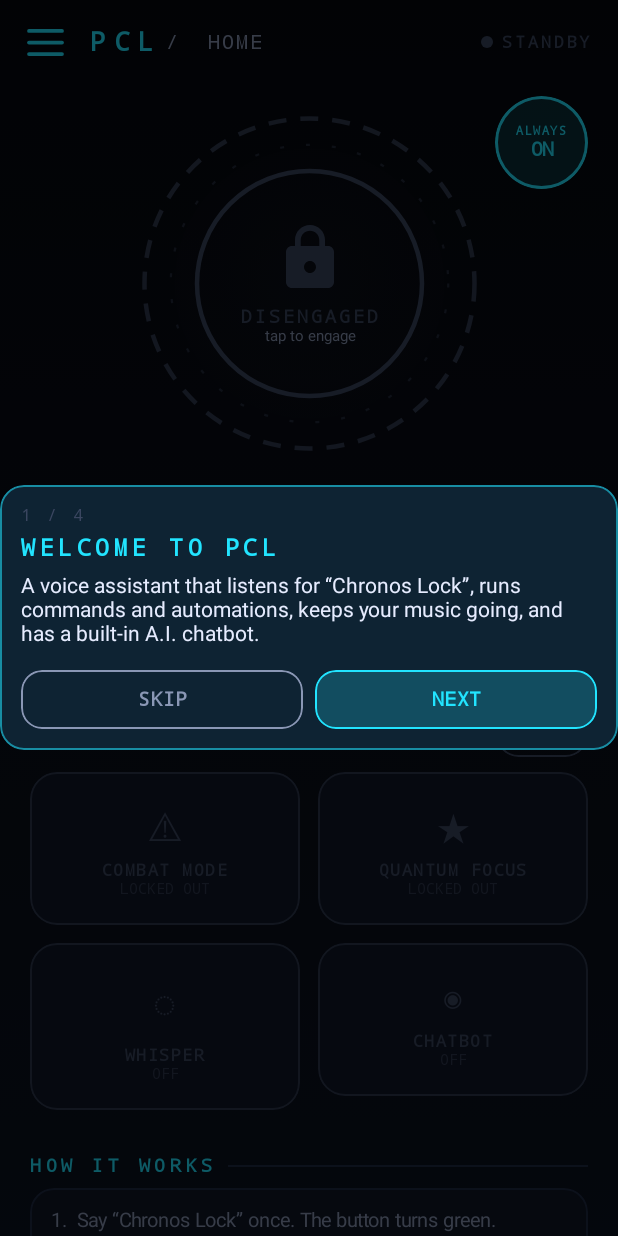
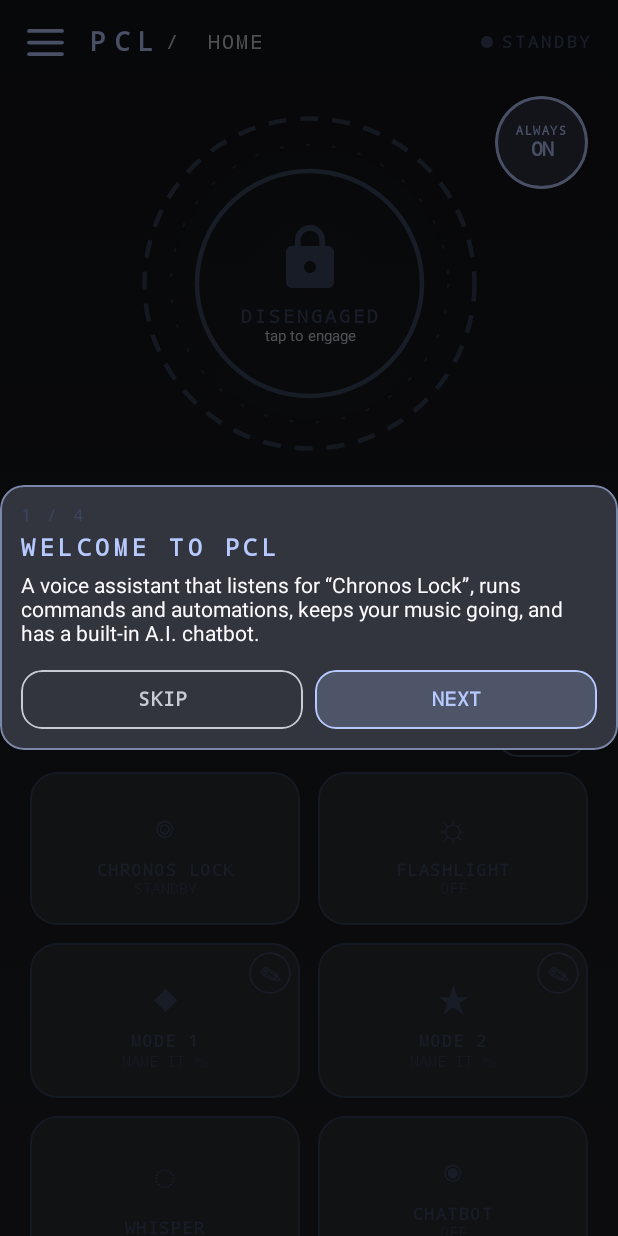
Before and after one commit to PCLStudios/PCL, an Android app built with Jetpack Compose: the screen it shows after launch (MainActivity), on a phone screen of 412 x 824 dp. Run offline under Robolectric (Android 15) with nearby library versions, the phone set to English and light mode, and no system bars; our stand-ins replace AdMob; libraries missing offline, so code that uses them is left out: org.vosk; pictures from the network do not load; 3 statements that could not run were skipped.

Commit message:
v0.6.0 launch

```diff
--- a/app/src/main/AndroidManifest.xml
+++ b/app/src/main/AndroidManifest.xml
@@ -31,6 +31,10 @@
         android:label="@string/app_name"
         android:theme="@style/Theme.PCL">
 
+        <meta-data
+            android:name="com.google.android.gms.ads.APPLICATION_ID"
+            android:value="ca-app-pub-8535931150252475~3626608488" />
+
         <activity
             android:name=".MainActivity"
             android:exported="true"
--- a/app/src/main/java/com/pcl/chronoslock/ChronosEngine.kt
+++ b/app/src/main/java/com/pcl/chronoslock/ChronosEngine.kt
@@ -26,8 +26,8 @@ import java.util.Locale
 
 enum class Phase { STANDBY, LISTENING, SPEAKING, THINKING }
 enum class Screen(val label: String, val glyph: String) {
-    HOME("HOME", "◎"), EYE("CHATBOT", "◉"), FLOWS("PROGRAMS", "⚡"), NOTES("NOTES", "✎"), HELP("COMMANDS", "☰"),
-    GUIDE("GUIDE", "?"), STYLE("STYLE", "✦"), VOICE("VOICE", "♪"), SYSTEM("SYSTEM", "⚙");
+    HOME("HOME", "◎"), EYE("CHATBOT", "◉"), FLOWS("PROGRAMS", "◈"), NOTES("NOTES", "✎"), HELP("COMMANDS", "☰"),
+    GUIDE("GUIDE", "?"), STYLE("STYLE", "✦"), VOICE("VOICE", "♪"), SYSTEM("SYSTEM", "⚙"), ABOUT("ABOUT", "ⓘ");
     /** The chatbot screen shows the user's own name for it. */
     val title: String get() = if (this == EYE) Names.eye.uppercase(Locale.US) else label
 }
@@ -135,6 +135,7 @@ object ChronosEngine {
         ctx = context.applicationContext
         prefs = ctx!!.getSharedPreferences("pcl", Context.MODE_PRIVATE)
         loadPrefs()
+        Credits.announce()
         VoskMic.init(ctx!!)
         showIntro.value = !prefs.getBoolean("intro_done", false)
         // programs that run when these switch on/off
@@ -153,6 +154,7 @@ object ChronosEngine {
         keepMusic.value = prefs.getBoolean("keepMusic", true)
         voskOn.value = prefs.getBoolean("voskOn", true)
         Flows.init(prefs)
+        Pass.init(prefs)
         Names.init(prefs)
         Pal.init(prefs)
         HomeLayout.load(prefs)
@@ -172,7 +174,7 @@ object ChronosEngine {
     /** Settings as JSON text (the API key is left out on purpose so a shared backup never leaks it). */
     fun exportSettings(): String {
         val o = JSONObject()
-        for ((k, v) in prefs.all) { if (k == "aiKey" || k == "intro_done") continue; o.put(k, v) }
+        for ((k, v) in prefs.all) { if (k == "aiKey" || k == "intro_done" || k == "pass_until" || k == "ads_test") continue; o.put(k, v) }
         return o.toString()
     }
 
@@ -182,7 +184,7 @@ object ChronosEngine {
         if (o.length() == 0) return "The backup is empty."
         val ed = prefs.edit()
         for (k in o.keys()) {
-            if (k == "aiKey") continue
+            if (k == "aiKey" || k == "pass_until" || k == "ads_test" || k == "intro_done") continue
             if (k == "pitch" || k == "rate") { ed.putFloat(k, o.optDouble(k, 1.0).toFloat()); continue }
             when (val v = o.get(k)) {
                 is Boolean -> ed.putBoolean(k, v)
@@ -319,7 +321,12 @@ object ChronosEngine {
                 .thenByDescending { it.quality })
         voices.value = en.map { VoiceOpt(it.name, label(it)) }
         val saved = prefs.getString("voice", null)
-        (en.firstOrNull { it.name == saved } ?: en.firstOrNull())?.let { applyVoice(it) }
+        // default voice: Google's "iob" network voice (en-us-x-iob-network), chosen once; after that the user's own pick wins
+        val iob = en.firstOrNull { it.name.contains("x-iob-network", true) } ?: en.firstOrNull { it.name.contains("x-iob", true) }
+        val pick = if (!prefs.getBoolean("voice_iob_v6", false) && iob != null) {
+            prefs.edit().putBoolean("voice_iob_v6", true).apply(); iob
+        } else en.firstOrNull { it.name == saved } ?: iob ?: en.firstOrNull()
+        pick?.let { applyVoice(it) }
         t.setOnUtteranceProgressListener(object : UtteranceProgressListener() {
             override fun onStart(id: String?) {}
             override fun onDone(id: String?) { main.post { if (id == "pcl$utt" && speaking) finishSpeaking() } }
--- /dev/null
+++ b/app/src/main/java/com/pcl/chronoslock/Credits.kt
@@ -0,0 +1,11 @@
+package com.pcl.chronoslock
+
+import android.util.Base64
+import android.util.Log
+
+/** The developer signature. Stored encoded, decoded at runtime for the About page and the log. */
+object Credits {
+    private const val SIG = "UENMIFN0dWRpb3MgfCBQcm9qZWN0IENocm9ub3MgTG9jayB8IGJ1aWx0IGJ5IFBDTCwgZm9yIHBlb3BsZSB3aG8gdGFsayB0byB0aGVpciBwaG9uZXM="
+    fun signature(): String = runCatching { String(Base64.decode(SIG, Base64.DEFAULT)) }.getOrDefault("PCL Studios")
+    fun announce() { Log.i("PCL", signature()) }
+}
--- a/app/src/main/java/com/pcl/chronoslock/MainActivity.kt
+++ b/app/src/main/java/com/pcl/chronoslock/MainActivity.kt
@@ -65,6 +65,7 @@ class MainActivity : ComponentActivity() {
     override fun onCreate(savedInstanceState: Bundle?) {
         super.onCreate(savedInstanceState)
         ChronosEngine.init(this)
+        Ads.start(this)
         setContent { PclApp() }
     }
 
@@ -144,6 +145,7 @@ fun PclApp() {
                             Screen.STYLE -> StyleScreen()
                             Screen.VOICE -> VoiceScreen()
                             Screen.SYSTEM -> SystemScreen()
+                            Screen.ABOUT -> AboutScreen()
                         }
                     }
                 }
@@ -222,6 +224,6 @@ private fun SidePanel(current: Screen, onPick: (Screen) -> Unit) {
             Chip(if (locked) "DISENGAGE" else "ENGAGE", locked, C.Green) { ChronosEngine.toggleLock() }
         }
         Spacer(Modifier.height(14.dp))
-        Text2("v0.5.0 · ${Commands.all.size} commands", C.Dim, 11)
+        Text2("v0.6.0 · ${Commands.all.size} commands", C.Dim, 11)
     }
 }
--- a/app/src/main/java/com/pcl/chronoslock/Screens2.kt
+++ b/app/src/main/java/com/pcl/chronoslock/Screens2.kt
@@ -266,7 +266,7 @@ fun SystemScreen() {
         SectionLabel("RESET")
         PillButton("DISENGAGE EVERYTHING", C.Red, modifier = Modifier.fillMaxWidth()) { ChronosEngine.allOff() }
         Spacer(Modifier.height(16.dp))
-        Text2("PCL v0.5.0 · ${Commands.all.size} commands", C.Dim, 11)
+        Text2("PCL v0.6.0 · ${Commands.all.size} commands", C.Dim, 11)
         Spacer(Modifier.height(24.dp))
     }
 }
--- a/app/src/main/java/com/pcl/chronoslock/Screens4.kt
+++ b/app/src/main/java/com/pcl/chronoslock/Screens4.kt
@@ -189,6 +189,7 @@ fun StyleScreen() {
                 Chip("OFF", false) {}
             }
         }
+        BannerAd()
         Spacer(Modifier.height(24.dp))
     }
 }
--- a/app/src/main/java/com/pcl/chronoslock/Theme.kt
+++ b/app/src/main/java/com/pcl/chronoslock/Theme.kt
@@ -117,7 +117,7 @@ object Pal {
         accentIdx = p.getInt("th_accent", 0).coerceIn(0, ACCENTS.lastIndex)
         fontIdx = p.getInt("th_font", 0).coerceIn(0, FONTS.lastIndex)
         glass = p.getBoolean("th_glass", false)
-        dynamic = p.getBoolean("th_dynamic", false)
+        dynamic = p.getBoolean("th_dynamic", true) && dynamicSupported
         anim = p.getBoolean("th_anim", true)
     }
 
--- a/app/src/main/java/com/pcl/chronoslock/Widgets.kt
+++ b/app/src/main/java/com/pcl/chronoslock/Widgets.kt
@@ -53,7 +53,7 @@ class WDef(val id: String, val glyph: String, val title: () -> String, val about
 class WState(val sub: String, val active: Boolean, val accent: Color)
 
 object HomeLayout {
-    val DEFAULT = listOf("combat", "quantum", "whisper", "eye")
+    val DEFAULT = listOf("lock", "torch", "combat", "quantum", "whisper", "eye")
     val ids = mutableStateListOf<String>()
     var editing by mutableStateOf(false)
     private var prefs: SharedPreferences? = null
@@ -66,7 +66,12 @@ object HomeLayout {
     }
     private fun save() { prefs?.edit()?.putString("home_widgets", ids.joinToString(","))?.apply() }
     fun remove(id: String) { ids.remove(id); save() }
-    fun add(id: String) { if (id !in ids) { ids.add(id); save() } }
+    /** @return false when the free limit of widgets is reached (a Power Pass lifts it). */
+    fun add(id: String): Boolean {
+        if (id in ids) return true
+        if (ids.size >= Pass.FREE_WIDGETS && !Pass.active) return false
+        ids.add(id); save(); return true
+    }
     fun move(id: String, dir: Int) {
         val i = ids.indexOf(id); val j = i + dir
         if (i < 0 || j < 0 || j >= ids.size) return
@@ -77,8 +82,9 @@ object HomeLayout {
 
 object Widgets {
     val ALL = listOf(
-        WDef("combat", "⚠", { Names.combat.uppercase(Locale.US) }, "Turns your combat mode on or off (runs its PROGRAM)."),
-        WDef("quantum", "★", { Names.quantum.uppercase(Locale.US) }, "Turns your focus mode on or off (runs its PROGRAM)."),
+        WDef("lock", "◎", { "CHRONOS LOCK" }, "Engage or disengage Chronos Lock with one tap, like the big button."),
+        WDef("combat", "◆", { if (Names.isDefault(Names.combat, Names.D_COMBAT)) "MODE 1" else Names.combat.uppercase(Locale.US) }, "Turns your combat mode on or off (runs its PROGRAM)."),
+        WDef("quantum", "★", { if (Names.isDefault(Names.quantum, Names.D_QUANTUM)) "MODE 2" else Names.quantum.uppercase(Locale.US) }, "Turns your focus mode on or off (runs its PROGRAM)."),
         WDef("whisper", "◌", { "WHISPER" }, "Listen harder for quiet speech."),
         WDef("eye", "◉", { Names.eye.uppercase(Locale.US) }, "Open or close the online chatbot."),
         WDef("torch", "☼", { "FLASHLIGHT" }, "Phone flashlight."),
@@ -88,11 +94,11 @@ object Widgets {
         WDef("volup", "+", { "VOLUME UP" }, "Raise media volume."),
         WDef("voldown", "−", { "VOLUME DOWN" }, "Lower media volume."),
         WDef("mute", "∅", { "MUTE" }, "Mute or unmute media."),
-        WDef("timer5", "⏱", { "5 MIN TIMER" }, "Start a five minute timer."),
+        WDef("timer5", "◔", { "5 MIN TIMER" }, "Start a five minute timer."),
         WDef("hush", "■", { "HUSH" }, "Stop her talking."),
         WDef("keepmusic", "♪", { "KEEP MUSIC" }, "Try to keep music playing while she listens."),
         WDef("notes", "✎", { "NOTES" }, "Open your notes."),
-        WDef("programs", "⚡", { "PROGRAMS" }, "Open the program editor."),
+        WDef("programs", "◈", { "PROGRAMS" }, "Open the program editor."),
         WDef("style", "✦", { "STYLE" }, "Themes, colours, fonts and names."),
         WDef("guide", "?", { "GUIDE" }, "Setup guide and help."),
         WDef("battery", "▮", { "BATTERY" }, "Battery level. Tap to hear it."),
@@ -121,6 +127,7 @@ object Widgets {
         var tick by remember { mutableStateOf(0) }
         if (id == "battery" || id == "clock") LaunchedEffect(id) { while (true) { delay(15_000); tick++ } }
         return when (id) {
+            "lock" -> WState(if (locked) "ENGAGED" else "STANDBY", locked, C.Green)
             "combat" -> WState(if (combat) "ACTIVE" else if (locked) "OFFLINE" else "LOCKED OUT", combat, C.Red)
             "quantum" -> WState(if (quantum) "ACTIVE" else if (locked) "OFFLINE" else "LOCKED OUT", quantum, C.Violet)
             "whisper" -> WState(if (whisper) "ON" else "OFF", whisper, C.Violet)
@@ -136,6 +143,7 @@ object Widgets {
     fun tap(ctx: Context, id: String) {
         val am = ctx.getSystemService(AudioManager::class.java)
         when (id) {
+            "lock" -> ChronosEngine.toggleLock()
             "combat" -> ChronosEngine.toggleCombat()
             "quantum" -> ChronosEngine.toggleQuantum()
             "whisper" -> ChronosEngine.toggleWhisper()
@@ -179,6 +187,7 @@ fun WidgetTile(id: String, index: Int, count: Int, modifier: Modifier, onRename:
     val shape = RoundedCornerShape(18.dp)
     val rot = wiggle(editing)
     val renamable = id == "combat" || id == "quantum" || id == "eye"
+    val unnamed = (id == "combat" && Names.isDefault(Names.combat, Names.D_COMBAT)) || (id == "quantum" && Names.isDefault(Names.quantum, Names.D_QUANTUM))
     Box(modifier.graphicsLayer { rotationZ = rot }) {
         Column(
             Modifier.fillMaxWidth()
@@ -190,7 +199,7 @@ fun WidgetTile(id: String, index: Int, count: Int, modifier: Modifier, onRename:
             Text2(def.glyph, c, 26)
             Spacer(Modifier.height(6.dp))
             Text2(def.title(), c, 11, bold = true, spacing = 1, maxLines = 1)
-            Text2(if (editing && renamable) "TAP TO RENAME" else st.sub, c.copy(alpha = 0.7f), 10)
+            Text2(if (editing && renamable) "TAP TO RENAME" else if (unnamed && !st.active) "NAME IT ✎" else st.sub, c.copy(alpha = 0.7f), 10)
             if (editing) {
                 Spacer(Modifier.height(8.dp))
                 Row(horizontalArrangement = Arrangement.spacedBy(10.dp)) {
@@ -198,6 +207,13 @@ fun WidgetTile(id: String, index: Int, count: Int, modifier: Modifier, onRename:
                     MiniBtn("›", index < count - 1) { HomeLayout.move(id, 1) }
                 }
             }
+        }
+        if (unnamed && !editing) {
+            Box(
+                Modifier.align(Alignment.TopEnd).padding(6.dp).size(28.dp).clip(CircleShape).border(1.dp, c, CircleShape)
+                    .clickable { onRename?.invoke(id) },
+                contentAlignment = Alignment.Center
+            ) { Text2("✎", c, 14, bold = true) }
         }
         if (editing) {
             Box(
```
Also changed, not shown: app/build.gradle.kts (+5 -2 lines), app/src/main/java/com/pcl/chronoslock/Ads.kt (added, +185 -0 lines), app/src/main/java/com/pcl/chronoslock/Flows.kt (+9 -4 lines), app/src/main/java/com/pcl/chronoslock/Screens.kt (+6 -1 lines), app/src/main/java/com/pcl/chronoslock/Screens3.kt (+7 -2 lines), app/src/main/java/com/pcl/chronoslock/Screens5.kt (+6 -1 lines), app/src/main/java/com/pcl/chronoslock/Screens6.kt (added, +132 -0 lines), 3 other files.
